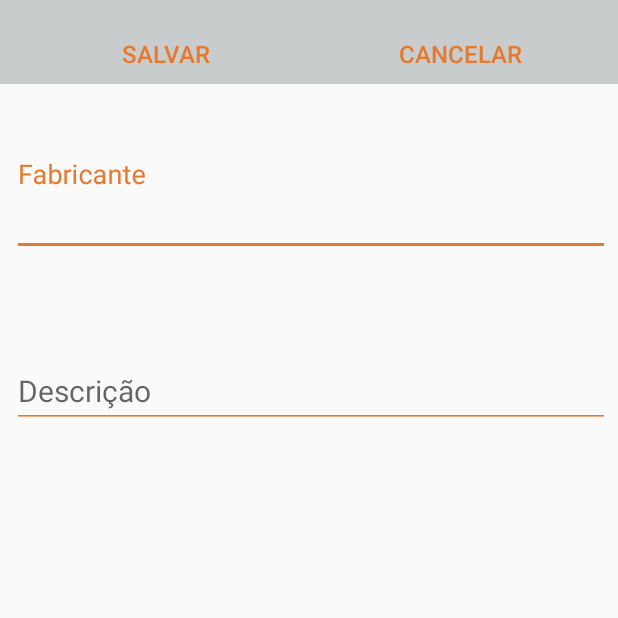
After one commit to weverton-souza/hertz-app, an Android app: the ManufacturerActivity screen opened directly, with no data from a screen before it, on a phone screen of 412 x 824 dp, the top half of it. The commit adds this screen. Run offline under Robolectric (Android 15) with nearby library versions, the phone set to English and light mode, and no system bars; Roboto replaces fonts that are not available here.

Commit message:
First commit

```diff
--- a/app/src/main/AndroidManifest.xml
+++ b/app/src/main/AndroidManifest.xml
@@ -12,6 +12,7 @@
         android:label=""
         android:roundIcon="@mipmap/ic_launcher_round"
         android:supportsRtl="true"
+        android:usesCleartextTraffic="true"
         android:theme="@style/AppTheme"
         tools:ignore="GoogleAppIndexingWarning">
         <activity android:name=".view.MainActivity">
@@ -24,6 +25,8 @@
         <activity android:name=".view.CategoryActivity" />
         <activity android:name=".view.MenuRegisterActivity" />
         <activity android:name=".view.CategoryActivityList" />
+        <activity android:name=".view.ManufacturerActivityList" />
+        <activity android:name=".view.ManufacturerActivity" />
 
         <meta-data
             android:name="preloaded_fonts"
--- a/app/src/main/java/com/rent/hertz/model/Manufacturer.java
+++ b/app/src/main/java/com/rent/hertz/model/Manufacturer.java
@@ -5,18 +5,18 @@ import java.util.Objects;
 
 public class Manufacturer implements Serializable {
 
-    private long id;
+    private String id;
 
     private String name;
 
     private String description;
 
 
-    public long getId() {
+    public String getId() {
         return id;
     }
 
-    public Manufacturer setId(long id) {
+    public Manufacturer setId(String id) {
         this.id = id;
         return this;
     }
--- a/app/src/main/java/com/rent/hertz/model/Model.java
+++ b/app/src/main/java/com/rent/hertz/model/Model.java
@@ -5,7 +5,7 @@ import java.util.Objects;
 
 public class Model implements Serializable {
 
-    private long id;
+    private String id;
 
     private String name;
 
@@ -14,11 +14,11 @@ public class Model implements Serializable {
     private String description;
 
 
-    public long getId() {
+    public String getId() {
         return id;
     }
 
-    public Model setId(long id) {
+    public Model setId(String id) {
         this.id = id;
         return this;
     }
--- a/app/src/main/java/com/rent/hertz/model/Vehicle.java
+++ b/app/src/main/java/com/rent/hertz/model/Vehicle.java
@@ -4,7 +4,7 @@ import java.util.Objects;
 
 public class Vehicle {
 
-    private long id;
+    private String id;
 
     private Manufacturer make;
 
@@ -13,11 +13,11 @@ public class Vehicle {
     private Category category;
 
 
-    public long getId() {
+    public String getId() {
         return id;
     }
 
-    public Vehicle setId(long id) {
+    public Vehicle setId(String id) {
         this.id = id;
         return this;
     }
--- a/app/src/main/java/com/rent/hertz/view/CategoryActivityList.java
+++ b/app/src/main/java/com/rent/hertz/view/CategoryActivityList.java
@@ -34,6 +34,8 @@ public class CategoryActivityList extends AppCompatActivity {
                 startActivity(intent);
             }
         );
+
+        this.loadCategory();
     }
 
     private void loadCategory() {
@@ -52,7 +54,7 @@ public class CategoryActivityList extends AppCompatActivity {
     @Override
     protected void onResume()  {
         super.onResume();
-        loadCategory();
+        this.loadCategory();
     }
 
     @Override
--- /dev/null
+++ b/app/src/main/java/com/rent/hertz/view/ManufacturerActivity.java
@@ -0,0 +1,72 @@
+package com.rent.hertz.view;
+
+import android.content.Intent;
+import android.os.Bundle;
+import android.support.annotation.Nullable;
+import android.support.v7.app.AppCompatActivity;
+import android.support.v7.widget.Toolbar;
+import android.widget.Button;
+import android.widget.EditText;
+import android.widget.Toast;
+
+import com.rent.hertz.R;
+import com.rent.hertz.model.Manufacturer;
+import com.rent.hertz.repository.ManufacturerRepository;
+
+public class ManufacturerActivity extends AppCompatActivity {
+
+    private ManufacturerRepository manufacturerRepository;
+    private  EditText txtDescriptionManufacturer;
+    private EditText txtNameManufacturer;
+    private String idManufacturer = null;
+
+    @Override
+    protected void onCreate(@Nullable Bundle savedInstanceState) {
+        super.onCreate(savedInstanceState);
+        String idManufacturer = null;
+        setContentView(R.layout.activity_manufacturer);
+
+        Intent intent = getIntent();
+        Manufacturer manufacturer = (Manufacturer) intent.getSerializableExtra("manufacturer");
+
+        Toolbar toolbar = findViewById(R.id.toolbar);
+        Button btnSave = findViewById(R.id.btnSave);
+        Button btnCancel = findViewById(R.id.btnCancel);
+        this.txtDescriptionManufacturer = findViewById( R.id.edtTextDescriptionManufaturer );
+        this.txtNameManufacturer =  findViewById( R.id.edtTextNameManufacturer );
+        setSupportActionBar(toolbar);
+
+        if(manufacturer != null) {
+            this.idManufacturer = manufacturer.getId();
+            this.txtDescriptionManufacturer.setText(manufacturer.getDescription());
+            this.txtNameManufacturer.setText(String.valueOf( manufacturer.getName()));
+        }
+
+        btnSave.setOnClickListener(v -> {
+
+                    this.manufacturerRepository = new ManufacturerRepository(this);
+                    this.manufacturerRepository.saveOrUpdate(
+                            new Manufacturer()
+                                    .setId(this.idManufacturer)
+                                    .setDescription( this.txtDescriptionManufacturer.getText().toString() )
+                                    .setName(  this.txtNameManufacturer.getText().toString() )
+                    );
+
+                    this.manufacturerRepository.close();
+
+                    startActivity(new Intent(ManufacturerActivity.this,
+                            ManufacturerActivityList.class));
+
+                    Toast.makeText(ManufacturerActivity.this, "Fabricante salva!",
+                            Toast.LENGTH_SHORT).show();
+                }
+        );
+
+        btnCancel.setOnClickListener( v -> {
+                    startActivity(new Intent(ManufacturerActivity.this,
+                            ManufacturerActivityList.class));
+                }
+        );
+
+    }
+}
--- /dev/null
+++ b/app/src/main/res/layout/activity_manufacturer.xml
@@ -0,0 +1,21 @@
+<?xml version="1.0" encoding="utf-8"?>
+<LinearLayout xmlns:android="http://schemas.android.com/apk/res/android"
+    android:layout_width="match_parent"
+    android:layout_height="wrap_content"
+    xmlns:app="http://schemas.android.com/apk/res-auto"
+    android:gravity="center_vertical"
+    android:orientation="vertical">
+
+    <include
+        layout="@layout/tool_bar_confirm"
+        android:layout_width="match_parent"
+        android:layout_height="wrap_content"
+        app:title="@string/menu_register_category"/>
+
+    <include
+        layout="@layout/layout_manufacture_name" />
+
+    <include
+        layout="@layout/layout_manufacture_description" />
+
+</LinearLayout>
--- a/app/src/main/res/layout/layout_category_price.xml
+++ b/app/src/main/res/layout/layout_category_price.xml
@@ -24,7 +24,7 @@
             android:layout_width="match_parent"
             android:layout_height="match_parent"
             android:inputType="numberDecimal"
-            android:hint="Preço"
+            android:hint="@string/pre_o"
             android:textSize="20sp"
             android:theme="@style/EditTextTheme">
 
--- /dev/null
+++ b/app/src/main/res/layout/layout_manufacture_description.xml
@@ -0,0 +1,34 @@
+<?xml version="1.0" encoding="utf-8"?>
+<android.support.constraint.ConstraintLayout xmlns:android="http://schemas.android.com/apk/res/android"
+    android:layout_width="match_parent"
+    android:layout_height="match_parent"
+    xmlns:tools="http://schemas.android.com/tools"
+    xmlns:app="http://schemas.android.com/apk/res-auto"
+    tools:context=".view.ManufacturerActivity">
+
+    <android.support.design.widget.TextInputLayout
+        android:id="@+id/txtInputLayoutDescriptionManufaturer"
+        android:layout_width="match_parent"
+        android:layout_height="wrap_content"
+        android:layout_marginBottom="8dp"
+        android:layout_marginEnd="5dp"
+        android:layout_marginStart="8dp"
+        android:layout_marginTop="50dp"
+        app:hintTextAppearance="@style/TextLabel"
+        app:layout_constraintEnd_toEndOf="parent"
+        app:layout_constraintStart_toStartOf="parent"
+        app:layout_constraintTop_toTopOf="parent">
+
+        <android.support.design.widget.TextInputEditText
+            android:id="@+id/edtTextDescriptionManufaturer"
+            android:layout_width="match_parent"
+            android:layout_height="match_parent"
+            android:inputType="text"
+            android:hint="@string/manufacturer_desc"
+            android:textSize="20sp"
+            android:theme="@style/EditTextTheme">
+
+        </android.support.design.widget.TextInputEditText>
+    </android.support.design.widget.TextInputLayout>
+
+</android.support.constraint.ConstraintLayout>
--- /dev/null
+++ b/app/src/main/res/layout/layout_manufacture_name.xml
@@ -0,0 +1,34 @@
+<?xml version="1.0" encoding="utf-8"?>
+<android.support.constraint.ConstraintLayout xmlns:android="http://schemas.android.com/apk/res/android"
+    android:layout_width="match_parent"
+    android:layout_height="match_parent"
+    xmlns:tools="http://schemas.android.com/tools"
+    xmlns:app="http://schemas.android.com/apk/res-auto"
+    tools:context=".view.ManufacturerActivity">
+
+    <android.support.design.widget.TextInputLayout
+        android:id="@+id/txtInputLayoutNameManufacturer"
+        android:layout_width="match_parent"
+        android:layout_height="wrap_content"
+        android:layout_marginBottom="8dp"
+        android:layout_marginEnd="5dp"
+        android:layout_marginStart="8dp"
+        android:layout_marginTop="50dp"
+        app:hintTextAppearance="@style/TextLabel"
+        app:layout_constraintEnd_toEndOf="parent"
+        app:layout_constraintStart_toStartOf="parent"
+        app:layout_constraintTop_toTopOf="parent">
+
+        <android.support.design.widget.TextInputEditText
+            android:id="@+id/edtTextNameManufacturer"
+            android:layout_width="match_parent"
+            android:layout_height="match_parent"
+            android:inputType="text"
+            android:hint="@string/manufacturer"
+            android:textSize="20sp"
+            android:theme="@style/EditTextTheme">
+
+        </android.support.design.widget.TextInputEditText>
+    </android.support.design.widget.TextInputLayout>
+
+</android.support.constraint.ConstraintLayout>
--- a/app/src/main/res/values/strings.xml
+++ b/app/src/main/res/values/strings.xml
@@ -7,12 +7,19 @@
     <string name="save_category">Salvar Categoria</string>
     <string name="save_customer">Salvar Cliente</string>
     <string name="register_category">Cadastrar Categoria</string>
+    <string name="register_manufacturer">Cadastrar Fabricante</string>
     <string name="register_customer">Cadastrar Cliente</string>
     <string name="menu_register_category">Cadastro Categoria</string>
     <string name="menu_register_customer">Cadastro Cliente</string>
     <string name="categories">Categorias</string>
+    <string name="manufacturers">Fabricantes</string>
     <string name="customers">Clientes</string>
     <string name="add">+</string>
     <string name="confirm_save">Ok</string>
     <string name="icon_to_save">Icon to save</string>
+    <string name="menu_registers">Menu de cadastros</string>
+    <string name="category">Categoria</string>
+    <string name="pre_o">Preço</string>
+    <string name="manufacturer">Fabricante</string>
+    <string name="manufacturer_desc">Descrição</string>
 </resources>
```
Also changed, not shown: app/src/main/java/com/rent/hertz/presenter/interfaces/IManufacturer.java (added, +39 -0 lines), app/src/main/java/com/rent/hertz/repository/CategoryRepository.java (+28 -40 lines), app/src/main/java/com/rent/hertz/repository/DataBaseHelper.java (added, +76 -0 lines), app/src/main/java/com/rent/hertz/repository/ManufacturerRepository.java (added, +140 -0 lines), app/src/main/java/com/rent/hertz/view/ManufacturerActivityList.java (added, +90 -0 lines), app/src/main/java/com/rent/hertz/view/MenuRegisterActivity.java (+12 -3 lines), app/src/main/res/layout/activity_main.xml (+16 -2 lines), app/src/main/res/layout/activity_manufacturer_list.xml (added, +46 -0 lines), app/src/main/res/layout/activity_menu_register.xml (+9 -0 lines).
